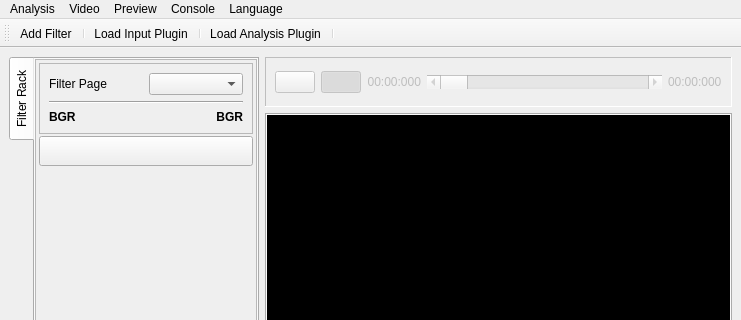
The window that resources/ui/mainWindow.ui (brunoabud/ic) describes before a commit, drawn with Qt 5; both pictures show x 0 to 741 and y 0 to 320 of the 741 by 499 pixel window.
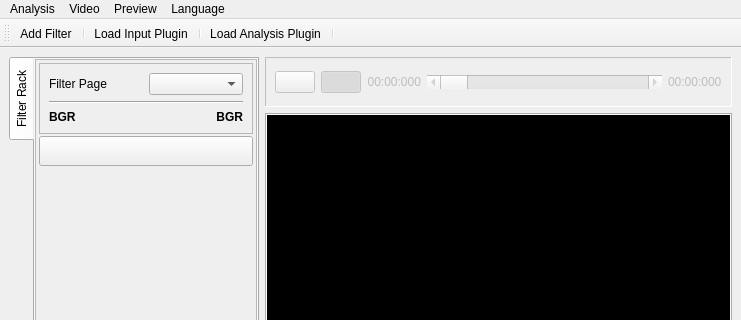
The same window after the commit. Icons and pictures are not drawn. Custom widgets are drawn as their Qt base class.

Patch:
```diff
--- a/resources/ui/mainWindow.ui
+++ b/resources/ui/mainWindow.ui
@@ -411,7 +411,7 @@
      <x>0</x>
      <y>0</y>
      <width>741</width>
-     <height>19</height>
+     <height>21</height>
     </rect>
    </property>
    <widget class="QMenu" name="menu_preview">
@@ -459,12 +459,6 @@
     <addaction name="separator"/>
     <addaction name="actn_exit"/>
    </widget>
-   <widget class="QMenu" name="menu_console">
-    <property name="title">
-     <string>Console</string>
-    </property>
-    <addaction name="actn_show_console"/>
-   </widget>
    <widget class="QMenu" name="menu_lang">
     <property name="toolTip">
      <string notr="true"/>
@@ -490,7 +484,6 @@
    <addaction name="menu_analysis"/>
    <addaction name="menu_video"/>
    <addaction name="menu_preview"/>
-   <addaction name="menu_console"/>
    <addaction name="menu_lang"/>
   </widget>
   <widget class="QToolBar" name="toolbar">
```
Left out of the diff: 2 changed lines with no effect on the pictures.
